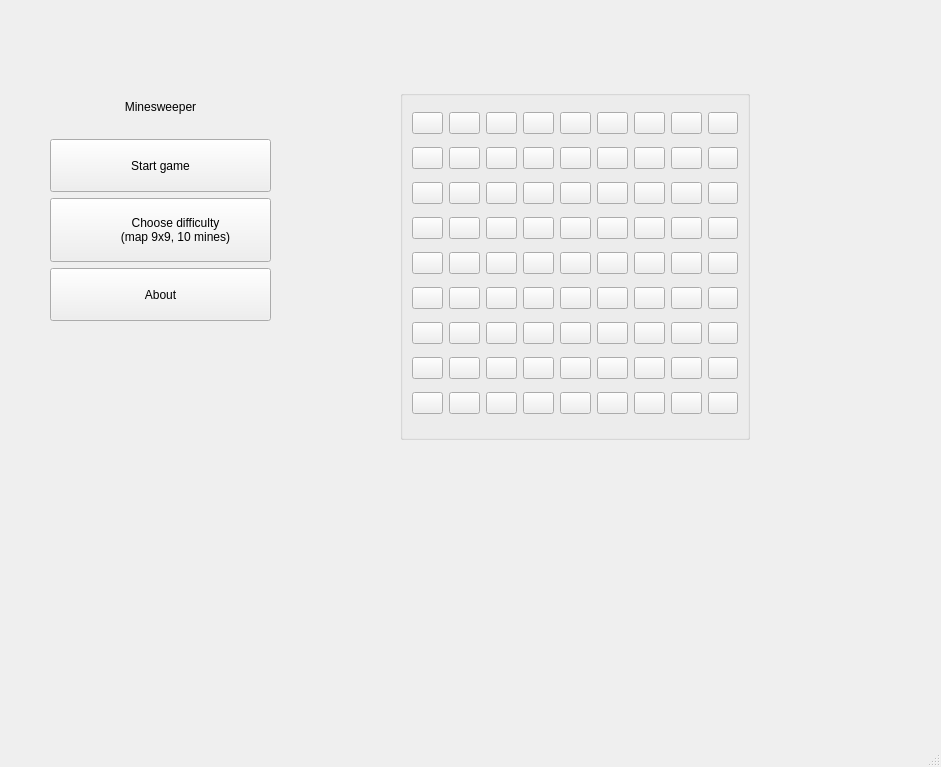
The window that mainwindow.ui (KostyaGukish/Minesweeper) describes before a commit, drawn with Qt 5.
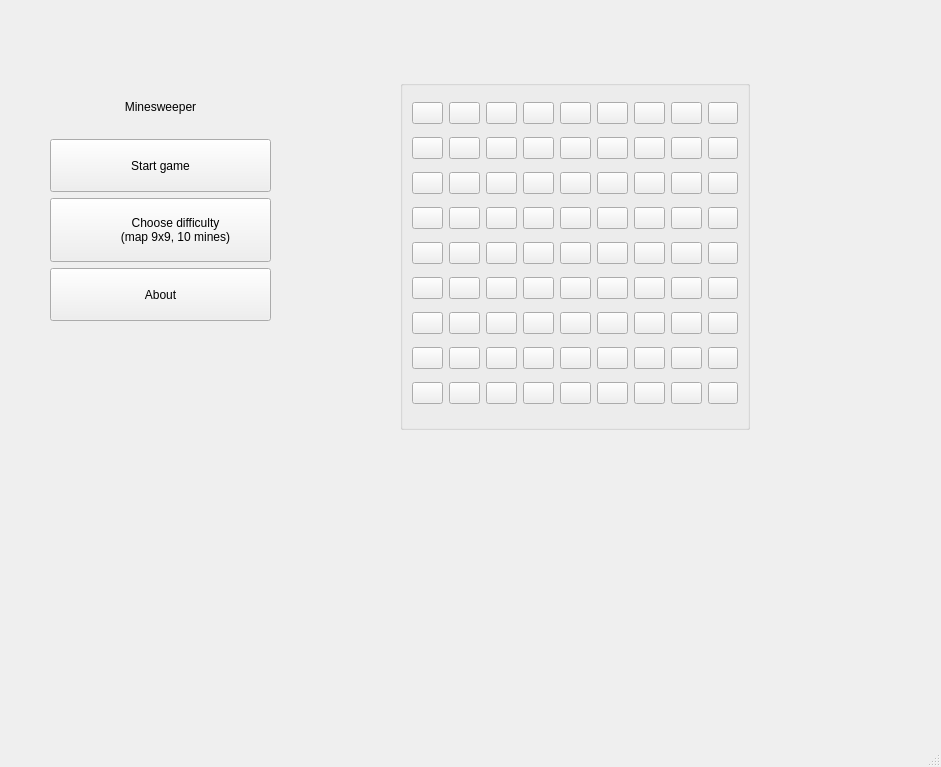
The same window after the commit.

Commit message: Сделал связь между кнопками + переделал уровни сложности как договаривались.

The edit to the form file:
```diff
--- a/mainwindow.ui
+++ b/mainwindow.ui
@@ -94,7 +94,7 @@
     <property name="geometry">
      <rect>
       <x>400</x>
-      <y>90</y>
+						<y>80</y>
       <width>350</width>
       <height>350</height>
      </rect>
```
Left out of the diff: 175 changed lines with no effect on the pictures. Lines whose indentation alone changed are shown as unchanged. The commit also changes 2 other files.
